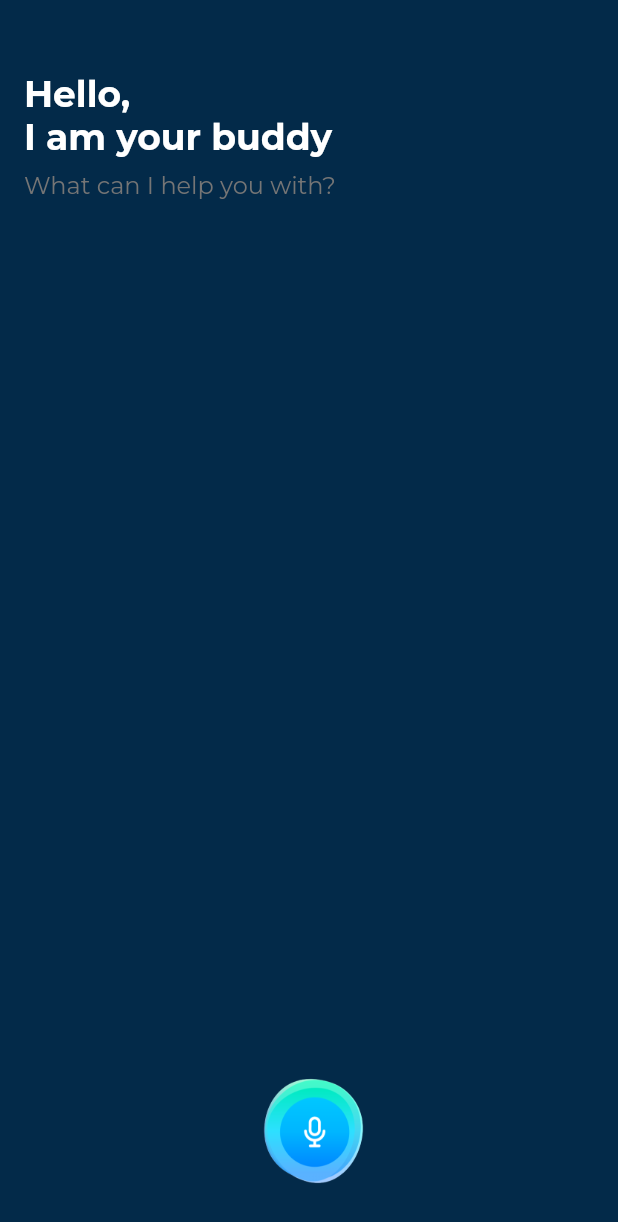
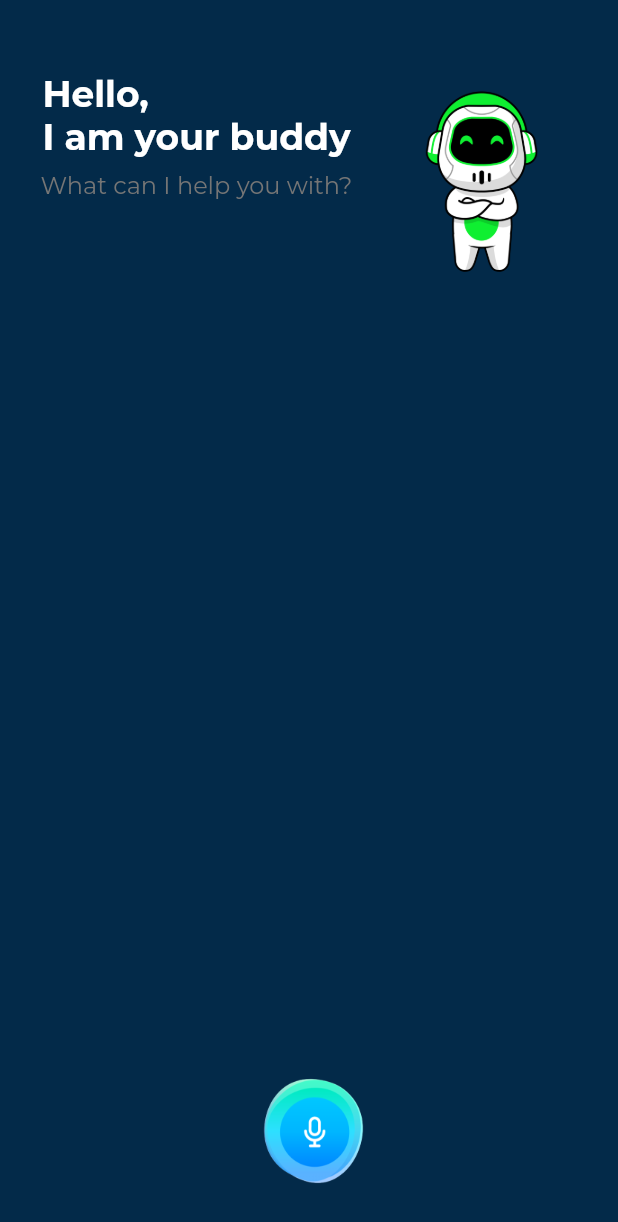
Before and after one commit to mike-gallego-2/buddy_app, a Flutter app: the screen it shows after launch, on a phone screen of 412 x 824 dp. Shown: the top 1222 px of the screen. Run offline on Flutter 3.47's test engine with Material 2 defaults, Android fonts, the light colour scheme and no system bars; our stand-ins replace animated_text_kit, bloc, dio, equatable, flutter_bloc, flutter_tts and 2 more; missing offline and left inert: flutter_speech.

Commit message:
:sparkles: working tts for ios

```diff
--- a/lib/main.dart
+++ b/lib/main.dart
@@ -17,8 +17,12 @@ class MyApp extends StatelessWidget {
     return RepositoryProvider(
       create: (context) => BuddyRepository(),
       child: BlocProvider(
-        create: (context) => BuddyBloc(buddyRepository: context.read<BuddyRepository>()),
-        child: const MaterialApp(title: 'Buddy Demo', home: PromptScreen()),
+        create: (context) => BuddyBloc(buddyRepository: context.read<BuddyRepository>())..add(BuddyInitializeEvent()),
+        child: const MaterialApp(
+          title: 'Buddy Demo',
+          home: PromptScreen(),
+          debugShowCheckedModeBanner: false,
+        ),
       ),
     );
   }
--- a/lib/screens/prompt_screen.dart
+++ b/lib/screens/prompt_screen.dart
@@ -1,5 +1,6 @@
 import 'package:buddy_app/blocs/buddy/buddy_bloc.dart';
 import 'package:buddy_app/constants/styles.dart';
+import 'package:buddy_app/repositories/buddy_repository.dart';
 import 'package:buddy_app/widgets/chat_bubble.dart';
 import 'package:buddy_app/widgets/vertical_space.dart';
 import 'package:flutter/material.dart';
@@ -30,7 +31,7 @@ class _PromptScreenState extends State<PromptScreen> {
         width: double.infinity,
         padding: standardPadding,
         child: BlocConsumer<BuddyBloc, BuddyState>(
-          listener: (context, state) {
+          listener: (context, state) async {
             if (state.status == BuddyStatus.idle) {
               WidgetsBinding.instance.addPostFrameCallback((timeStamp) async {
                 await _scrollController.animateTo(
@@ -43,15 +44,15 @@ class _PromptScreenState extends State<PromptScreen> {
 
             if (state.isMicAvailable && state.isListening) {
               context.read<BuddyBloc>().add(BuddyStartListeningEvent());
-            }
-
-            if (state.feedback == 'done listening') {
               context.read<BuddyBloc>().add(BuddyCompleteListeningEvent());
             }
 
             if (state.feedback == 'handle_completed_intent') {
-              debugPrint('testing');
               context.read<BuddyBloc>().add(BuddySendEvent(input: state.input));
+            }
+
+            if (state.feedback == 'speak') {
+              await context.read<BuddyRepository>().speak(state.response);
             }
           },
           builder: (context, state) {
@@ -64,6 +65,13 @@ class _PromptScreenState extends State<PromptScreen> {
                     crossAxisAlignment: CrossAxisAlignment.start,
                     children: [
                       const VerticalSpace(),
+                      SizedBox(
+                        height: 150,
+                        child: Row(
+                          children: [
+                            Expanded(
+                              child: Column(
+                                children: [
                                   Text(
                                     'Hello,\nI am your buddy',
                                     style: getStyle(fontSize: 24, fontWeight: FontWeight.bold),
@@ -72,6 +80,13 @@ class _PromptScreenState extends State<PromptScreen> {
                                   Text(
                                     'What can I help you with?',
                                     style: getStyle(color: lightGrey),
+                                  ),
+                                ],
+                              ),
+                            ),
+                            Image.asset('assets/buddy_avatar.png')
+                          ],
+                        ),
                       ),
                       const VerticalSpace(),
                       Column(
--- a/pubspec.yaml
+++ b/pubspec.yaml
@@ -3,7 +3,7 @@ description: A new Flutter project.
 
 # The following line prevents the package from being accidentally published to
 # pub.dev using `flutter pub publish`. This is preferred for private packages.
-publish_to: 'none' # Remove this line if you wish to publish to pub.dev
+publish_to: "none" # Remove this line if you wish to publish to pub.dev
 
 # The following defines the version and build number for your application.
 # A version number is three numbers separated by dots, like 1.2.43
@@ -30,7 +30,6 @@ dependencies:
   flutter:
     sdk: flutter
 
-
   # The following adds the Cupertino Icons font to your application.
   # Use with the CupertinoIcons class for iOS style icons.
   cupertino_icons: ^1.0.2
@@ -41,6 +40,7 @@ dependencies:
   animated_text_kit: ^4.2.2
   flutter_speech: ^2.0.0
   lottie: ^1.3.0
+  flutter_tts: ^3.5.0
 
 dev_dependencies:
   flutter_test:
@@ -58,7 +58,6 @@ dev_dependencies:
 
 # The following section is specific to Flutter packages.
 flutter:
-
   # The following line ensures that the Material Icons font is
   # included with your application, so that you can use the icons in
   # the material Icons class.
```
Also changed, not shown: lib/blocs/buddy/buddy_bloc.dart (+12 -4 lines), lib/repositories/buddy_repository.dart (+30 -4 lines), assets/buddy_avatar.png (added), pubspec.lock, 13 other files. Lines whose indentation alone changed are shown as unchanged.
